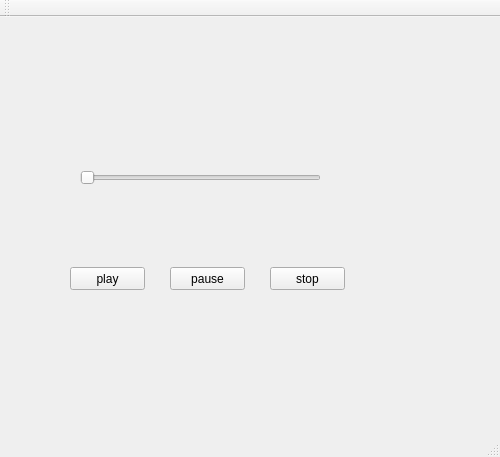
This is mainwindow.ui in LiLiCha41/Qt_music_player as Qt 5 draws it before an edit. The edited form follows.
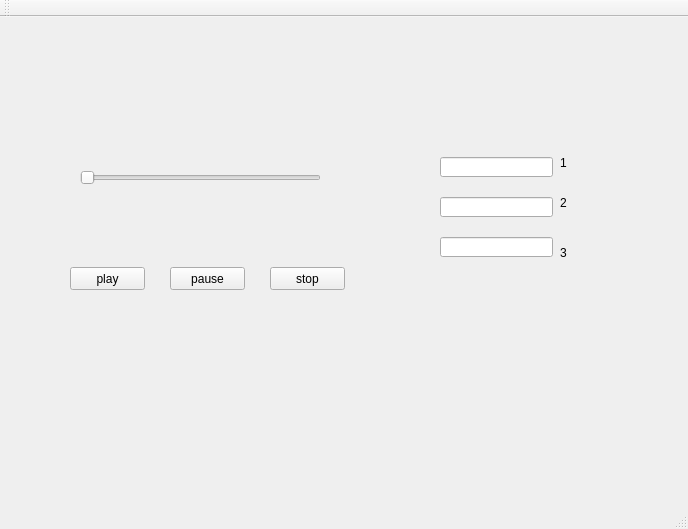
This is the edited form.

Patch:
```diff
--- a/mainwindow.ui
+++ b/mainwindow.ui
@@ -6,8 +6,8 @@
    <rect>
     <x>0</x>
     <y>0</y>
-    <width>500</width>
-    <height>457</height>
+    <width>688</width>
+    <height>529</height>
    </rect>
   </property>
   <property name="windowTitle">
@@ -66,6 +66,75 @@
      <enum>Qt::Horizontal</enum>
     </property>
    </widget>
+   <widget class="QLineEdit" name="lineEdit1">
+    <property name="geometry">
+     <rect>
+      <x>440</x>
+      <y>140</y>
+      <width>113</width>
+      <height>20</height>
+     </rect>
+    </property>
+   </widget>
+   <widget class="QLineEdit" name="lineEdit2">
+    <property name="geometry">
+     <rect>
+      <x>440</x>
+      <y>180</y>
+      <width>113</width>
+      <height>20</height>
+     </rect>
+    </property>
+   </widget>
+   <widget class="QLabel" name="label">
+    <property name="geometry">
+     <rect>
+      <x>560</x>
+      <y>140</y>
+      <width>54</width>
+      <height>12</height>
+     </rect>
+    </property>
+    <property name="text">
+     <string>1</string>
+    </property>
+   </widget>
+   <widget class="QLabel" name="label_2">
+    <property name="geometry">
+     <rect>
+      <x>560</x>
+      <y>180</y>
+      <width>54</width>
+      <height>12</height>
+     </rect>
+    </property>
+    <property name="text">
+     <string>2</string>
+    </property>
+   </widget>
+   <widget class="QLabel" name="label_3">
+    <property name="geometry">
+     <rect>
+      <x>560</x>
+      <y>230</y>
+      <width>54</width>
+      <height>12</height>
+     </rect>
+    </property>
+    <property name="text">
+     <string>3</string>
+    </property>
+   </widget>
+   <widget class="QLineEdit" name="lineEdit3">
+    <property name="geometry">
+     <rect>
+      <x>440</x>
+      <y>220</y>
+      <width>113</width>
+      <height>20</height>
+     </rect>
+    </property>
+   </widget>
   </widget>
   <widget class="QMenuBar" name="menuBar">
    <property name="geometry">
```
Left out of the diff: 2 changed lines with no effect on the pictures.
